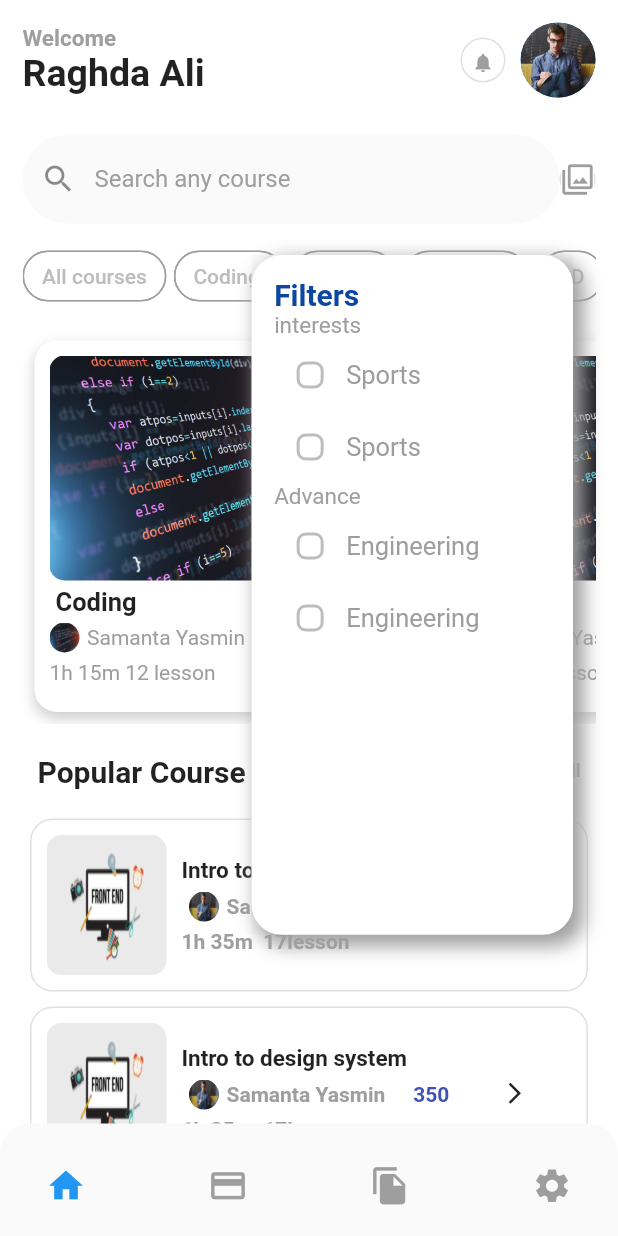
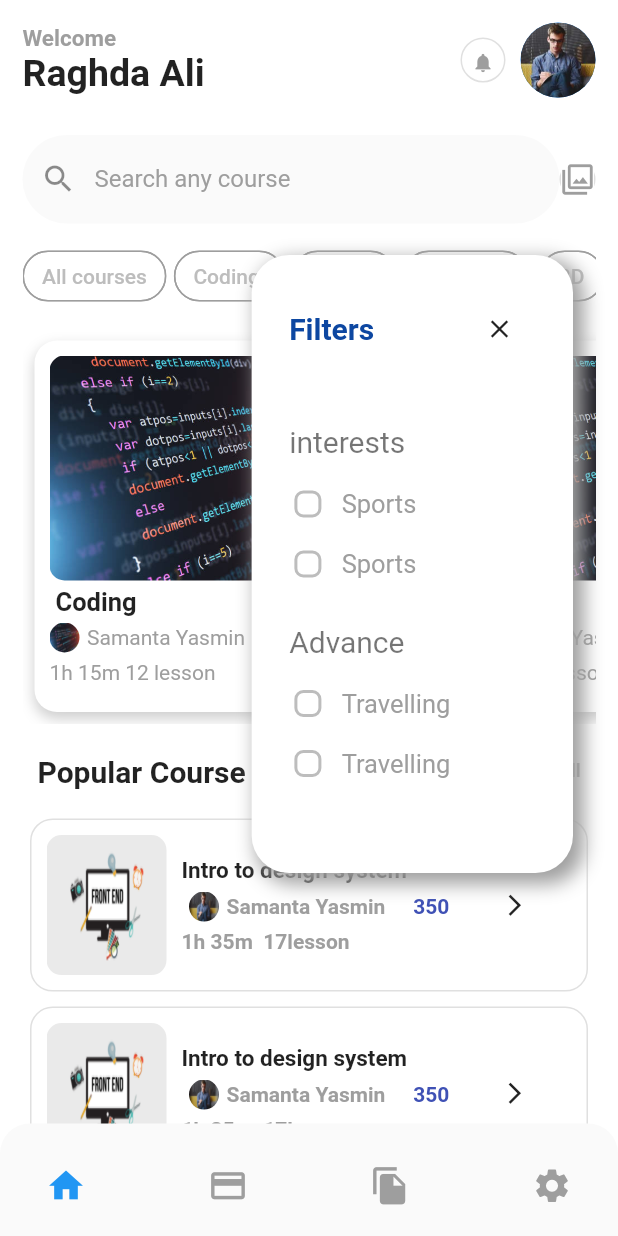
Before and after one commit to raghda-ali/UI-Designs, a Flutter app: the screen it shows after launch, after a tap on the "filter" icon, on a phone screen of 412 x 824 dp. Run offline on Flutter 3.47's test engine with Material 2 defaults, Android fonts, the phone set to English and light mode, and no system bars; our stand-ins replace auto_size_text, bloc, device_preview, flutter_bloc, smooth_page_indicator.

Commit message:
add filter list

```diff
--- a/lib/presentation/screens/challenge3/widgets/checkbox_item.dart
+++ b/lib/presentation/screens/challenge3/widgets/checkbox_item.dart
@@ -1,8 +1,49 @@
+import 'package:flutter/material.dart';
+
 class CheckBoxItem extends StatelessWidget {
-  const CheckBoxItem({Key? key}) : super(key: key);
+  final String title;
+
+  const CheckBoxItem({Key? key, required this.title}) : super(key: key);
 
   @override
   Widget build(BuildContext context) {
-    return Container();
+    bool isChecked = false;
+    return Column(
+      children: [
+        Row(
+          children: [
+            Theme(
+              data: Theme.of(context).copyWith(
+                unselectedWidgetColor: Colors.grey[400],
+              ),
+              child: SizedBox(
+                height: 30,
+                width: 25,
+                child: Checkbox(
+                  value: isChecked,
+                  // materialTapTargetSize: MaterialTapTargetSize.shrinkWrap,
+                  shape: const RoundedRectangleBorder(
+                      borderRadius: BorderRadius.all(Radius.circular(6))),
+                  activeColor: Colors.blue[900],
+                  checkColor: Colors.white,
+                  onChanged: (value) {},
+                ),
+              ),
+            ),
+            const SizedBox(
+              width: 10,
+            ),
+            Text(
+              title,
+              style: const TextStyle(
+                fontSize: 17.0,
+                color: Colors.grey,
+              ),
+            ),
+          ],
+        ),
+        const SizedBox(height: 10,),
+      ],
+    );
   }
 }
--- /dev/null
+++ b/lib/presentation/screens/challenge3/widgets/clip_widget.dart
@@ -0,0 +1,25 @@
+import 'package:flutter/material.dart';
+
+class ClipWidget extends CustomClipper<Path>{
+  @override
+  Path getClip(Size size) {
+    var path = Path();
+
+    path.lineTo(0.0, size.height - 20);
+
+    // TODO: The wavy clipping magic happens here, between the bottom left and bottom right points.
+
+    // The bottom right point also isn't at the same level as its left counterpart,
+    // so we'll adjust that one too.
+    path.lineTo(size.width, size.height - 40);
+    path.lineTo(size.width, 0.0);
+    path.close();
+    return path;
+  }
+
+  @override
+  bool shouldReclip(covariant CustomClipper<Path> oldClipper) {
+    throw UnimplementedError();
+  }
+
+}
--- a/lib/presentation/screens/challenge3/widgets/filter_list.dart
+++ b/lib/presentation/screens/challenge3/widgets/filter_list.dart
@@ -1,22 +1,26 @@
 import 'package:flutter/material.dart';
+import 'package:ui_design/presentation/screens/challenge3/widgets/checkbox_item.dart';
+import 'package:ui_design/presentation/screens/challenge3/widgets/clip_widget.dart';
 
 class FilterList extends StatelessWidget {
-  const FilterList({Key? key}) : super(key: key);
+  final VoidCallback onPressed;
+
+  const FilterList({Key? key, required this.onPressed,}) : super(key: key);
 
   @override
   Widget build(BuildContext context) {
-    bool isChecked = false;
     return Positioned(
       top: 170,
       right: 30,
       child: Material(
+        color: Colors.transparent,
         child: Container(
-          height: MediaQuery.of(context).size.height * 0.55,
+          height: MediaQuery.of(context).size.height * 0.5,
           width: MediaQuery.of(context).size.width * 0.52,
-          padding: const EdgeInsets.all(15),
+          padding: const EdgeInsets.all(25),
           decoration: BoxDecoration(
             color: Colors.white,
-            borderRadius: BorderRadius.circular(20),
+            borderRadius: BorderRadius.circular(25),
             boxShadow: const [
               BoxShadow(
                 color: Colors.grey,
@@ -32,6 +36,9 @@ class FilterList extends StatelessWidget {
           child: Column(
             crossAxisAlignment: CrossAxisAlignment.start,
             children: [
+              Row(
+                mainAxisAlignment: MainAxisAlignment.spaceBetween,
+                children: [
                   Text(
                     "Filters",
                     style: TextStyle(
@@ -40,72 +47,53 @@ class FilterList extends StatelessWidget {
                       fontWeight: FontWeight.bold,
                     ),
                   ),
+                  IconButton(
+                    onPressed: onPressed,
+                    icon: const Icon(Icons.close),
+                    iconSize: 20,
+                  ),
+                ],
+              ),
+              const SizedBox(
+                height: 40,
+              ),
               const Text(
                 "interests",
                 style: TextStyle(
-                  color: Colors.grey,
-                  fontSize: 15,
+                  color: Colors.black54,
+                  fontSize: 20,
                 ),
               ),
+              const SizedBox(
+                height: 15,
+              ),
               ListView.builder(
+                padding: EdgeInsets.zero,
                 itemCount: 2,
                 shrinkWrap: true,
-                itemBuilder: (context, index) => Row(
-                  children: [
-                    Theme(
-                      data: Theme.of(context).copyWith(
-                        unselectedWidgetColor: Colors.grey[400],
-                      ),
-                      child: Checkbox(
-                        value: isChecked,
-                        shape: const RoundedRectangleBorder(borderRadius: BorderRadius.all(Radius.circular(6))),
-                        activeColor: Colors.blue[900],
-                        checkColor: Colors.white,
-                        onChanged: (value) {},
+                itemBuilder: (context, index) => const CheckBoxItem(
+                  title: "Sports",
                 ),
               ),
-                    const Text(
-                      'Sports',
-                      style: TextStyle(
-                        fontSize: 17.0,
-                        color: Colors.grey,
-                      ),
-                    ), //Text
-                  ],
-                ),
+              const SizedBox(
+                height: 15,
               ),
               const Text(
                 "Advance",
                 style: TextStyle(
-                  color: Colors.grey,
-                  fontSize: 15,
+                  color: Colors.black54,
+                  fontSize: 20,
                 ),
               ),
+              const SizedBox(
+                height: 15,
+              ),
               ListView.builder(
+                padding: EdgeInsets.zero,
                 itemCount: 2,
                 shrinkWrap: true,
-                itemBuilder: (context, index) => Row(
-                  children: [
-                    Theme(
-                      data: Theme.of(context).copyWith(
-                        unselectedWidgetColor: Colors.grey[400],
-                      ),
-                      child: Checkbox(
-                        value: isChecked,
-                        shape: const RoundedRectangleBorder(borderRadius: BorderRadius.all(Radius.circular(6))),
-                        activeColor: Colors.blue[900],
-                        checkColor: Colors.white,
-                        onChanged: (value) {},
-                      ),
-                    ),
-                    const Text(
-                      'Engineering',
-                      style: TextStyle(
-                        fontSize: 17.0,
-                        color: Colors.grey,
-                      ),
-                    ), //Text
-                  ],
+                itemBuilder: (context, index) => const CheckBoxItem(
+                  title: "Travelling",
                 ),
               ),
             ],
--- a/lib/presentation/screens/challenge3/widgets/search_text_field.dart
+++ b/lib/presentation/screens/challenge3/widgets/search_text_field.dart
@@ -8,13 +8,14 @@ class SearchTextField extends StatelessWidget {
   @override
   Widget build(BuildContext context) {
     TextEditingController searchController = TextEditingController();
+    OverlayEntry? entry;
     FocusNode focusNode = FocusNode();
     void showOverlay(BuildContext context) {
-      OverlayEntry? entry = OverlayEntry(
-        builder: (context) => const FilterList(),
+       entry = OverlayEntry(
+        builder: (context) =>  FilterList(onPressed: entry!.remove),
       );
       final overlay = Overlay.of(context);
-      overlay?.insert(entry);
+      overlay?.insert(entry!);
       // await Future.delayed(Duration(seconds: 2));
       // entry.remove();
     }
```
Lines whose indentation alone changed are shown as unchanged.
